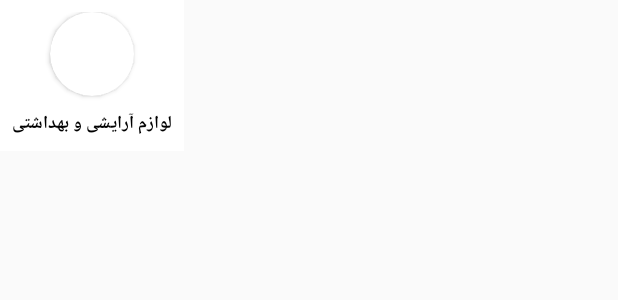
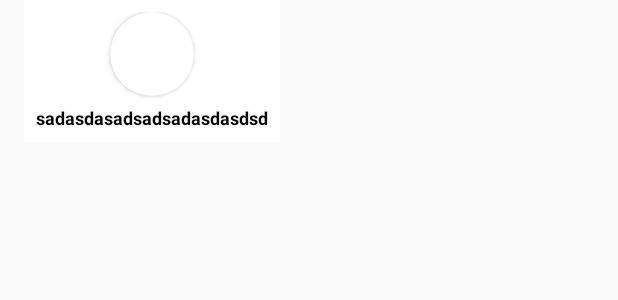
Before and after one commit to mhtutunchi/ShoppingApp, an Android app: the layout item_category.xml on its own in the app's theme, with its tools: preview values and no code run, on a phone screen of 412 x 824 dp. Shown: the top 300 px of the screen. Run offline under Robolectric (Android 15) with nearby library versions, the phone set to English and light mode, and no system bars; network calls fail.

```diff
--- a/app/src/main/java/com/example/shoppingapp/model/Category.java
+++ b/app/src/main/java/com/example/shoppingapp/model/Category.java
@@ -2,7 +2,7 @@ package com.example.shoppingapp.model;
 
 public class Category {
 
-    private String id , title  , link_img;
+    private String id, title, link_img;
 
     public Category() {
     }
--- a/app/src/main/res/layout/item_category.xml
+++ b/app/src/main/res/layout/item_category.xml
@@ -1,46 +1,45 @@
 <?xml version="1.0" encoding="utf-8"?>
 <RelativeLayout xmlns:android="http://schemas.android.com/apk/res/android"
-    xmlns:app="http://schemas.android.com/apk/res-auto"
     android:layout_width="wrap_content"
     android:layout_height="wrap_content"
+    android:layoutDirection="rtl"
+    android:layout_marginLeft="16dp"
     android:background="@color/colorBackground"
+    xmlns:app="http://schemas.android.com/apk/res-auto"
     android:padding="8dp">
 
+    <LinearLayout
+        android:layout_width="wrap_content"
+        android:orientation="vertical"
+        android:layout_height="wrap_content">
 
         <androidx.cardview.widget.CardView
+            android:layout_gravity="center"
             android:id="@+id/card"
             android:layout_width="56dp"
             android:layout_height="56dp"
-        android:layout_centerHorizontal="true"
-        app:cardBackgroundColor="@color/colorBackground"
-        app:cardCornerRadius="56dp"
-        app:cardElevation="2dp">
-
-
-        <RelativeLayout
-            android:layout_width="match_parent"
-            android:layout_height="match_parent">
-
+            app:cardCornerRadius="56dp">
 
             <ImageView
-                android:id="@+id/img"
                 android:layout_width="match_parent"
-                android:layout_height="match_parent" />
-
-
-        </RelativeLayout>
+                android:layout_height="match_parent"
+                android:scaleType="centerCrop"
+                android:id="@+id/img_category"/>
 
         </androidx.cardview.widget.CardView>
 
         <TextView
-        android:id="@+id/title"
+            android:layout_marginTop="6dp"
+            android:maxLines="1"
+            android:text="sadasdasadsadsadasdasdsd"
+            android:textColor="@color/textColor"
             android:layout_width="wrap_content"
             android:layout_height="wrap_content"
-        android:layout_below="@id/card"
-        android:layout_marginTop="8dp"
-        android:text="لوازم آرایشی و بهداشتی"
-        android:textColor="@color/textColor"
+            android:id="@+id/title"
             android:textSize="12sp"
-        android:textStyle="bold" />
+            android:textStyle="bold"
+            />
+
+    </LinearLayout>
 
 </RelativeLayout>
```
Also changed, not shown: app/src/main/java/com/example/shoppingapp/Global/Link.java (+2 -33 lines), app/src/main/java/com/example/shoppingapp/adapter/CategoryAdapter.java (+9 -6 lines), app/src/main/java/com/example/shoppingapp/fragment/HomeFragment.java (+100 -2 lines), app/src/main/res/layout/fragment_home.xml (+41 -17 lines). Lines whose indentation alone changed are shown as unchanged.
